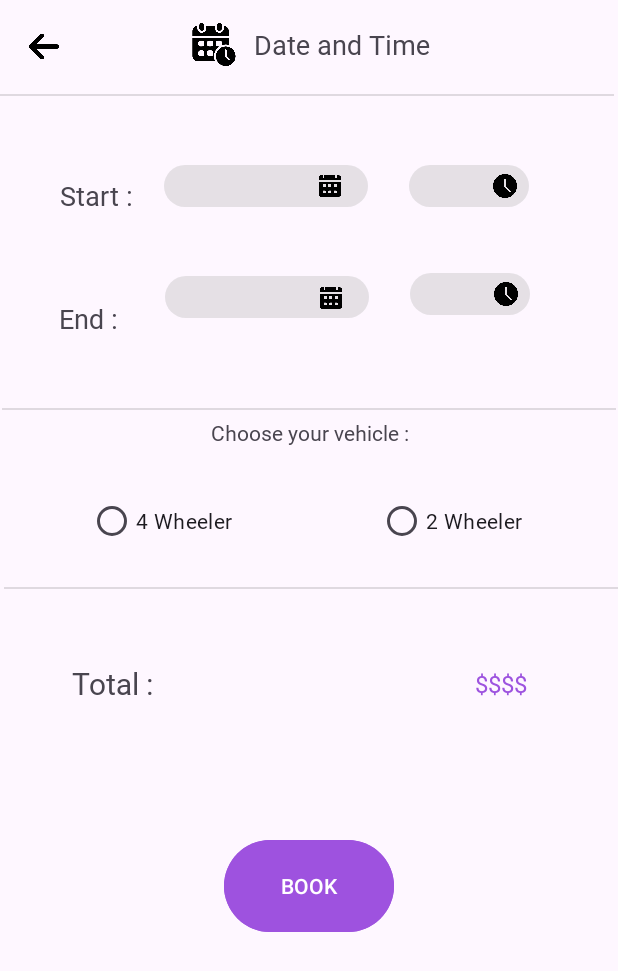
After one commit to mandaar017/parkapppublic, an Android app: the book screen opened directly, with no data from a screen before it, on a phone screen of 412 x 824 dp. The commit adds this screen. Shown: the top 971 px of the screen. Run offline under Robolectric (Android 15) with nearby library versions, the phone set to English and light mode, and no system bars.

Commit message:
2nd commit

```diff
--- a/app/src/main/AndroidManifest.xml
+++ b/app/src/main/AndroidManifest.xml
@@ -12,6 +12,9 @@
         android:supportsRtl="true"
         android:theme="@style/Theme.Parkappplease"
         tools:targetApi="31">
+        <activity
+            android:name=".book"
+            android:exported="false" />
         <activity
             android:name=".upcom"
             android:exported="false" />
--- /dev/null
+++ b/app/src/main/java/com/example/parkappplease/book.java
@@ -0,0 +1,115 @@
+package com.example.parkappplease;
+
+import android.annotation.SuppressLint;
+import android.app.DatePickerDialog;
+import android.app.TimePickerDialog;
+import android.content.Intent;
+import android.media.Image;
+import android.os.Bundle;
+import android.view.View;
+import android.widget.DatePicker;
+import android.widget.ImageView;
+import android.widget.TextView;
+import android.widget.TimePicker;
+
+import androidx.activity.EdgeToEdge;
+import androidx.appcompat.app.AppCompatActivity;
+import androidx.core.graphics.Insets;
+import androidx.core.view.ViewCompat;
+import androidx.core.view.WindowInsetsCompat;
+
+public class book extends AppCompatActivity {
+
+    private TextView text;
+    private ImageView img;
+    private ImageView img1;
+    private ImageView clk;
+    private ImageView clk1;
+
+
+    @Override
+    protected void onCreate(Bundle savedInstanceState) {
+        super.onCreate(savedInstanceState);
+        EdgeToEdge.enable(this);
+        setContentView(R.layout.activity_book);
+        ViewCompat.setOnApplyWindowInsetsListener(findViewById(R.id.main), (v, insets) -> {
+            Insets systemBars = insets.getInsets(WindowInsetsCompat.Type.systemBars());
+            v.setPadding(systemBars.left, systemBars.top, systemBars.right, systemBars.bottom);
+            return insets;
+        });
+
+        Intent intent = getIntent();
+
+
+        img = findViewById(R.id.imageView26);
+        img1 = findViewById(R.id.imageView29);
+        clk = findViewById(R.id.imageView28);
+        clk1 = findViewById(R.id.imageView30);
+
+        img.setOnClickListener(new View.OnClickListener() {
+            @Override
+            public void onClick(View v) {
+                text = findViewById(R.id.textView27);
+                opendialog();
+
+            }
+        });
+
+        img1.setOnClickListener(new View.OnClickListener() {
+            @Override
+            public void onClick(View v) {
+                text = findViewById(R.id.textView30);
+                opendialog();
+
+            }
+        });
+
+        clk.setOnClickListener(new View.OnClickListener() {
+            @Override
+            public void onClick(View v) {
+                text=findViewById(R.id.textView29);
+                opendialog1();
+
+            }
+        });
+
+        clk1.setOnClickListener(new View.OnClickListener() {
+            @Override
+            public void onClick(View v) {
+                text=findViewById(R.id.textView31);
+                opendialog1();
+
+            }
+        });
+
+
+    }
+    private void opendialog() {
+        DatePickerDialog d= new DatePickerDialog(this, new DatePickerDialog.OnDateSetListener() {
+            @SuppressLint("SetTextI18n")
+            @Override
+            public void onDateSet(DatePicker view, int year, int month, int dayOfMonth) {
+                text.setText(String.valueOf(year)+"/"+String.valueOf(month+1)+"/"+String.valueOf(dayOfMonth));
+            }
+        }, 2024, 6, 13);
+
+        d.show();
+    }
+
+    private void opendialog1() {
+        TimePickerDialog t= new TimePickerDialog(this, new TimePickerDialog.OnTimeSetListener() {
+            @SuppressLint("SetTextI18n")
+            @Override
+            public void onTimeSet(TimePicker view, int hourOfDay, int minute) {
+                text.setText(String.valueOf(hourOfDay)+":"+String.valueOf(minute));
+            }
+        }, 14, 53, true);
+
+        t.show();
+
+    }
+
+
+
+
+}
--- a/app/src/main/java/com/example/parkappplease/locations_now.java
+++ b/app/src/main/java/com/example/parkappplease/locations_now.java
@@ -2,6 +2,7 @@ package com.example.parkappplease;
 
 import android.content.Intent;
 import android.os.Bundle;
+import android.view.View;
 
 import androidx.activity.EdgeToEdge;
 import androidx.appcompat.app.AppCompatActivity;
@@ -24,4 +25,9 @@ public class locations_now extends AppCompatActivity {
 
         Intent intent = getIntent();
     }
+
+    public void bookf(View view) {
+        Intent intent = new Intent(this, book.class);
+        startActivity(intent);}
+
 }
--- a/app/src/main/java/com/example/parkappplease/recent.java
+++ b/app/src/main/java/com/example/parkappplease/recent.java
@@ -2,6 +2,7 @@ package com.example.parkappplease;
 
 import android.content.Intent;
 import android.os.Bundle;
+import android.view.View;
 
 import androidx.activity.EdgeToEdge;
 import androidx.appcompat.app.AppCompatActivity;
@@ -24,4 +25,9 @@ public class recent extends AppCompatActivity {
 
         Intent intent = getIntent();
     }
+
+    public void bookf(View view) {
+        Intent intent = new Intent(this, book.class);
+        startActivity(intent);
+    }
 }
--- /dev/null
+++ b/app/src/main/res/layout/activity_book.xml
@@ -0,0 +1,311 @@
+<?xml version="1.0" encoding="utf-8"?>
+<androidx.constraintlayout.widget.ConstraintLayout xmlns:android="http://schemas.android.com/apk/res/android"
+    xmlns:app="http://schemas.android.com/apk/res-auto"
+    xmlns:tools="http://schemas.android.com/tools"
+    android:id="@+id/main"
+    android:layout_width="match_parent"
+    android:layout_height="match_parent"
+    tools:context=".book">
+
+    <TextView
+        android:id="@+id/textView24"
+        android:layout_width="134dp"
+        android:layout_height="31dp"
+        android:fontFamily="@font/gugi"
+        android:gravity="center"
+        android:text="Date and Time"
+        android:textSize="18sp"
+        app:layout_constraintBottom_toBottomOf="parent"
+        app:layout_constraintEnd_toEndOf="parent"
+        app:layout_constraintHorizontal_bias="0.58"
+        app:layout_constraintStart_toStartOf="parent"
+        app:layout_constraintTop_toTopOf="parent"
+        app:layout_constraintVertical_bias="0.018" />
+
+    <ImageView
+        android:id="@+id/imageView21"
+        android:layout_width="37dp"
+        android:layout_height="31dp"
+        app:layout_constraintBottom_toBottomOf="parent"
+        app:layout_constraintEnd_toStartOf="@+id/textView24"
+        app:layout_constraintHorizontal_bias="1.0"
+        app:layout_constraintStart_toStartOf="parent"
+        app:layout_constraintTop_toTopOf="parent"
+        app:layout_constraintVertical_bias="0.018"
+        app:srcCompat="@drawable/schedule" />
+
+    <View
+        android:id="@+id/divider3"
+        android:layout_width="409dp"
+        android:layout_height="1dp"
+        android:layout_marginTop="17dp"
+        android:background="?android:attr/listDivider"
+        app:layout_constraintBottom_toBottomOf="parent"
+        app:layout_constraintEnd_toEndOf="parent"
+        app:layout_constraintHorizontal_bias="0.0"
+        app:layout_constraintStart_toStartOf="parent"
+        app:layout_constraintTop_toBottomOf="@+id/textView24"
+        app:layout_constraintVertical_bias="0.0" />
+
+    <ImageView
+        android:id="@+id/imageView22"
+        android:layout_width="20dp"
+        android:layout_height="31dp"
+        app:layout_constraintBottom_toBottomOf="parent"
+        app:layout_constraintEnd_toStartOf="@+id/imageView21"
+        app:layout_constraintHorizontal_bias="0.183"
+        app:layout_constraintStart_toStartOf="parent"
+        app:layout_constraintTop_toTopOf="parent"
+        app:layout_constraintVertical_bias="0.019"
+        app:srcCompat="@drawable/arrow" />
+
+    <TextView
+        android:id="@+id/textView25"
+        android:layout_width="wrap_content"
+        android:layout_height="wrap_content"
+        android:fontFamily="@font/gugi"
+        android:text="Start :"
+        android:textSize="18sp"
+        app:layout_constraintBottom_toTopOf="@+id/textView26"
+        app:layout_constraintEnd_toEndOf="parent"
+        app:layout_constraintHorizontal_bias="0.11"
+        app:layout_constraintStart_toStartOf="parent"
+        app:layout_constraintTop_toBottomOf="@+id/divider3"
+        app:layout_constraintVertical_bias="0.485" />
+
+    <TextView
+        android:id="@+id/textView26"
+        android:layout_width="wrap_content"
+        android:layout_height="wrap_content"
+        android:layout_marginTop="120dp"
+        android:fontFamily="@font/gugi"
+        android:text="End :"
+        android:textSize="18sp"
+        app:layout_constraintBottom_toBottomOf="parent"
+        app:layout_constraintEnd_toEndOf="parent"
+        app:layout_constraintHorizontal_bias="0.105"
+        app:layout_constraintStart_toStartOf="parent"
+        app:layout_constraintTop_toBottomOf="@+id/divider3"
+        app:layout_constraintVertical_bias="0.026" />
+
+    <TextView
+        android:id="@+id/textView27"
+        android:layout_width="136dp"
+        android:layout_height="28dp"
+        android:layout_marginTop="4dp"
+        android:background="@drawable/border3"
+        android:fontFamily="@font/gugi"
+        android:paddingLeft="20dp"
+        android:paddingTop="8dp"
+        app:layout_constraintBottom_toBottomOf="parent"
+        app:layout_constraintEnd_toEndOf="parent"
+        app:layout_constraintHorizontal_bias="0.109"
+        app:layout_constraintStart_toEndOf="@+id/textView25"
+        app:layout_constraintTop_toBottomOf="@+id/divider3"
+        app:layout_constraintVertical_bias="0.058" />
+
+    <ImageView
+        android:id="@+id/imageView26"
+        android:layout_width="16dp"
+        android:layout_height="16dp"
+        app:layout_constraintBottom_toBottomOf="@+id/textView27"
+        app:layout_constraintEnd_toEndOf="@+id/textView27"
+        app:layout_constraintHorizontal_bias="0.858"
+        app:layout_constraintStart_toStartOf="@+id/textView27"
+        app:layout_constraintTop_toTopOf="@+id/textView27"
+        app:srcCompat="@drawable/calendar" />
+
+    <TextView
+        android:id="@+id/textView29"
+        android:layout_width="80dp"
+        android:layout_height="28dp"
+        android:text=""
+        android:background="@drawable/border3"
+        android:fontFamily="@font/gugi"
+        android:paddingLeft="20dp"
+        android:paddingTop="8dp"
+        app:layout_constraintBottom_toBottomOf="parent"
+        app:layout_constraintEnd_toEndOf="parent"
+        app:layout_constraintHorizontal_bias="0.318"
+        app:layout_constraintStart_toEndOf="@+id/textView27"
+        app:layout_constraintTop_toBottomOf="@+id/divider3"
+        app:layout_constraintVertical_bias="0.063" />
+
+    <ImageView
+        android:id="@+id/imageView28"
+        android:layout_width="16dp"
+        android:layout_height="16dp"
+        app:layout_constraintBottom_toBottomOf="@+id/textView29"
+        app:layout_constraintEnd_toEndOf="@+id/textView29"
+        app:layout_constraintHorizontal_bias="0.875"
+        app:layout_constraintStart_toStartOf="@+id/textView29"
+        app:layout_constraintTop_toTopOf="@+id/textView29"
+        app:srcCompat="@drawable/clock1" />
+
+    <TextView
+        android:id="@+id/textView30"
+        android:layout_width="136dp"
+        android:layout_height="28dp"
+        android:layout_marginTop="10dp"
+        android:background="@drawable/border3"
+        android:fontFamily="@font/gugi"
+        android:paddingLeft="20dp"
+        android:paddingTop="8dp"
+        app:layout_constraintBottom_toBottomOf="parent"
+        app:layout_constraintEnd_toEndOf="parent"
+        app:layout_constraintHorizontal_bias="0.16"
+        app:layout_constraintStart_toEndOf="@+id/textView26"
+        app:layout_constraintTop_toBottomOf="@+id/textView27"
+        app:layout_constraintVertical_bias="0.056" />
+
+    <TextView
+        android:id="@+id/textView31"
+        android:layout_width="80dp"
+        android:layout_height="28dp"
+        android:background="@drawable/border3"
+        android:fontFamily="@font/gugi"
+        android:paddingLeft="15dp"
+        android:paddingTop="8dp"
+        android:text=""
+        app:layout_constraintBottom_toBottomOf="parent"
+        app:layout_constraintEnd_toEndOf="parent"
+        app:layout_constraintHorizontal_bias="0.317"
+        app:layout_constraintStart_toEndOf="@+id/textView30"
+        app:layout_constraintTop_toBottomOf="@+id/textView29"
+        app:layout_constraintVertical_bias="0.067" />
+
+    <ImageView
+        android:id="@+id/imageView29"
+        android:layout_width="16dp"
+        android:layout_height="16dp"
+        app:layout_constraintBottom_toBottomOf="@+id/textView30"
+        app:layout_constraintEnd_toEndOf="@+id/textView30"
+        app:layout_constraintHorizontal_bias="0.858"
+        app:layout_constraintStart_toStartOf="@+id/textView30"
+        app:layout_constraintTop_toTopOf="@+id/textView30"
+        app:layout_constraintVertical_bias="0.583"
+        app:srcCompat="@drawable/calendar" />
+
+    <ImageView
+        android:id="@+id/imageView30"
+        android:layout_width="16dp"
+        android:layout_height="16dp"
+        android:layout_marginBottom="3dp"
+        app:layout_constraintBottom_toBottomOf="@+id/textView31"
+        app:layout_constraintEnd_toEndOf="@+id/textView31"
+        app:layout_constraintHorizontal_bias="0.875"
+        app:layout_constraintStart_toStartOf="@+id/textView31"
+        app:layout_constraintTop_toTopOf="@+id/textView31"
+        app:layout_constraintVertical_bias="0.666"
+        app:srcCompat="@drawable/clock" />
+
+    <View
+        android:id="@+id/divider4"
+        android:layout_width="409dp"
+        android:layout_height="1dp"
+        android:layout_marginTop="50dp"
+        android:background="?android:attr/listDivider"
+        app:layout_constraintBottom_toBottomOf="parent"
+        app:layout_constraintEnd_toEndOf="parent"
+        app:layout_constraintStart_toStartOf="parent"
+        app:layout_constraintTop_toBottomOf="@+id/textView30"
+        app:layout_constraintVertical_bias="0.018" />
+
+    <TextView
+        android:id="@+id/textView35"
+        android:layout_width="180dp"
+        android:layout_height="30dp"
+        android:fontFamily="@font/gugi"
+        android:gravity="center"
+        android:text="Choose your vehicle :"
+        android:textSize="14sp"
+        app:layout_constraintBottom_toBottomOf="parent"
+        app:layout_constraintEnd_toEndOf="parent"
+        app:layout_constraintStart_toStartOf="parent"
+        app:layout_constraintTop_toBottomOf="@+id/divider4"
+        app:layout_constraintVertical_bias="0.0" />
+
+    <View
+        android:id="@+id/divider5"
+        android:layout_width="409dp"
+        android:layout_height="1dp"
+        android:background="?android:attr/listDivider"
+        app:layout_constraintBottom_toBottomOf="parent"
+        app:layout_constraintEnd_toEndOf="parent"
+        app:layout_constraintHorizontal_bias="1.0"
+        app:layout_constraintStart_toStartOf="parent"
+        app:layout_constraintTop_toBottomOf="@+id/divider4"
+        app:layout_constraintVertical_bias="0.215" />
+
+    <RadioButton
+        android:id="@+id/radioButton"
+        android:layout_width="wrap_content"
+        android:layout_height="wrap_content"
+        android:fontFamily="@font/gugi"
+        android:text="4 Wheeler"
+        android:textSize="14sp"
+        app:layout_constraintBottom_toTopOf="@+id/divider5"
+        app:layout_constraintEnd_toEndOf="parent"
+        app:layout_constraintHorizontal_bias="0.185"
+        app:layout_constraintStart_toStartOf="parent"
+        app:layout_constraintTop_toBottomOf="@+id/textView35"
+        app:layout_constraintVertical_bias="0.505" />
+
+    <RadioButton
+        android:id="@+id/radioButton2"
+        android:layout_width="wrap_content"
+        android:layout_height="wrap_content"
+        android:fontFamily="@font/gugi"
+        android:text="2 Wheeler"
+        android:textSize="14sp"
+        app:layout_constraintBottom_toTopOf="@+id/divider5"
+        app:layout_constraintEnd_toEndOf="parent"
+        app:layout_constraintHorizontal_bias="0.602"
+        app:layout_constraintStart_toEndOf="@+id/radioButton"
+        app:layout_constraintTop_toBottomOf="@+id/textView35" />
+
+    <TextView
+        android:id="@+id/textView36"
+        android:layout_width="82dp"
+        android:layout_height="35dp"
+        android:fontFamily="@font/gugi"
+        android:gravity="center"
+        android:text="Total :"
+        android:textSize="20sp"
+        app:layout_constraintBottom_toBottomOf="parent"
+        app:layout_constraintEnd_toEndOf="parent"
+        app:layout_constraintHorizontal_bias="0.103"
+        app:layout_constraintStart_toStartOf="parent"
+        app:layout_constraintTop_toBottomOf="@+id/divider5"
+        app:layout_constraintVertical_bias="0.115" />
+
+    <TextView
+        android:id="@+id/textView37"
+        android:layout_width="80dp"
+        android:layout_height="35dp"
+        android:fontFamily="@font/gugi"
+        android:gravity="center"
+        android:text="$$$$ "
+        android:textColor="#9D53DF"
+        android:textSize="16sp"
+        app:layout_constraintBottom_toBottomOf="parent"
+        app:layout_constraintEnd_toEndOf="parent"
+        app:layout_constraintHorizontal_bias="0.832"
+        app:layout_constraintStart_toEndOf="@+id/textView36"
+        app:layout_constraintTop_toBottomOf="@+id/divider5"
+        app:layout_constraintVertical_bias="0.115" />
+
+    <Button
+        android:id="@+id/button5"
+        android:layout_width="113dp"
+        android:layout_height="69dp"
+        android:backgroundTint="#9E52DF"
+        android:text="BOOK"
+        app:layout_constraintBottom_toBottomOf="parent"
+        app:layout_constraintEnd_toEndOf="parent"
+        app:layout_constraintStart_toStartOf="parent"
+        app:layout_constraintTop_toBottomOf="@+id/divider5"
+        app:layout_constraintVertical_bias="0.451" />
+
+
+</androidx.constraintlayout.widget.ConstraintLayout>
--- a/app/src/main/res/layout/activity_locations_now.xml
+++ b/app/src/main/res/layout/activity_locations_now.xml
@@ -145,6 +145,7 @@
                     android:layout_marginVertical="35dp"
                     android:layout_marginLeft="250dp"
                     android:fontFamily="@font/gugi"
+                    android:onClick="bookf"
                     android:text="Book" />
 
 
--- a/app/src/main/res/layout/activity_recent.xml
+++ b/app/src/main/res/layout/activity_recent.xml
@@ -120,6 +120,7 @@
                     android:layout_height="59dp"
                     android:layout_marginVertical="35dp"
                     android:layout_marginLeft="260dp"
+                    android:onClick="bookf"
                     app:srcCompat="@drawable/reload" />
 
 
--- a/app/src/main/res/layout/activity_sign_up.xml
+++ b/app/src/main/res/layout/activity_sign_up.xml
@@ -82,10 +82,9 @@
         android:background="?android:attr/listDivider"
         app:layout_constraintBottom_toBottomOf="parent"
         app:layout_constraintEnd_toEndOf="parent"
-        app:layout_constraintHorizontal_bias="0.0"
         app:layout_constraintStart_toStartOf="parent"
         app:layout_constraintTop_toTopOf="parent"
-        app:layout_constraintVertical_bias="0.102" />
+        app:layout_constraintVertical_bias="0.105" />
 
     <TextView
         android:id="@+id/textView10"
```
